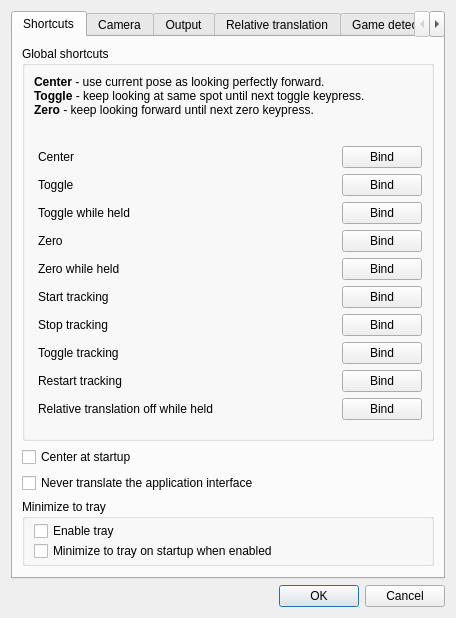
First picture: the form in gui/options-dialog.ui, repository opentrack/opentrack, before the edit.
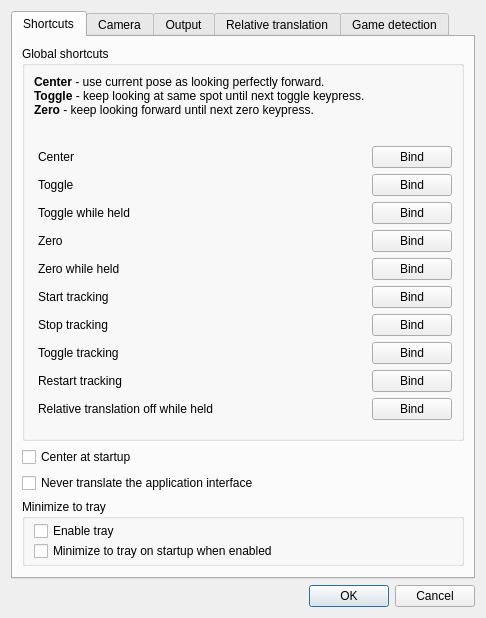
Second picture: the form after the edit. Icons and pictures are not drawn. Custom widgets are drawn as their Qt base class.

Commit message: gui: prevent tabs in options window not showing fully

The edit to the form file:
```diff
--- a/gui/options-dialog.ui
+++ b/gui/options-dialog.ui
@@ -6,10 +6,16 @@
    <rect>
     <x>0</x>
     <y>0</y>
-    <width>456</width>
+    <width>486</width>
     <height>596</height>
    </rect>
   </property>
+  <property name="minimumSize">
+   <size>
+    <width>486</width>
+    <height>0</height>
+   </size>
+  </property>
   <property name="windowTitle">
    <string>Options</string>
   </property>
@@ -26,12 +32,6 @@
   <layout class="QVBoxLayout" name="verticalLayout_5">
    <item>
     <widget class="QTabWidget" name="tabWidget">
-     <property name="sizePolicy">
-      <sizepolicy hsizetype="Expanding" vsizetype="Expanding">
-       <horstretch>0</horstretch>
-       <verstretch>0</verstretch>
-      </sizepolicy>
-     </property>
      <property name="currentIndex">
       <number>0</number>
      </property>
```
